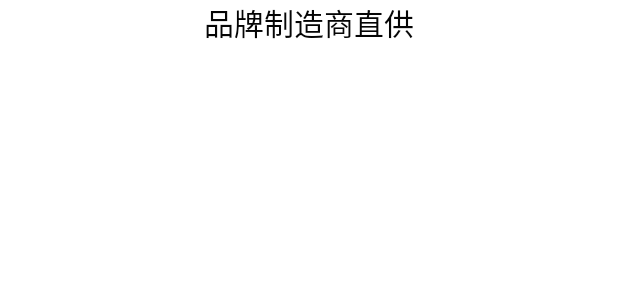
After one commit to ZhengZt0627/1224porject, an Android app: the layout single_itm.xml on its own in the app's theme, with its tools: preview values and no code run, on a phone screen of 412 x 824 dp. The commit adds this screen. Shown: the top 300 px of the screen. Run offline under Robolectric (Android 15) with nearby library versions, the phone set to English and light mode, and no system bars; network calls fail.

Commit message:
招商直供行了

```diff
--- a/app/src/main/res/layout/fragment_home.xml
+++ b/app/src/main/res/layout/fragment_home.xml
@@ -31,7 +31,7 @@
     <androidx.viewpager.widget.ViewPager
         android:id="@+id/vp"
         android:layout_width="match_parent"
-        android:layout_height="210dp"></androidx.viewpager.widget.ViewPager>
+        android:layout_height="170dp"></androidx.viewpager.widget.ViewPager>
     <androidx.recyclerview.widget.RecyclerView
         android:id="@+id/rlv"
         android:layout_width="match_parent"
--- /dev/null
+++ b/app/src/main/res/layout/single_itm.xml
@@ -0,0 +1,14 @@
+<?xml version="1.0" encoding="utf-8"?>
+<LinearLayout xmlns:android="http://schemas.android.com/apk/res/android"
+    android:orientation="vertical" android:layout_width="match_parent"
+    android:layout_height="match_parent"
+    android:layout_gravity="center">
+<TextView
+    android:id="@+id/tv"
+    android:text="品牌制造商直供"
+    android:gravity="center"
+    android:textColor="#050505"
+    android:textSize="20sp"
+    android:layout_width="match_parent"
+    android:layout_height="wrap_content"></TextView>
+</LinearLayout>
```
Also changed, not shown: app/src/main/java/com/example/a1224porject/adapter/TextAdapter.java (added, +54 -0 lines), app/src/main/java/com/example/a1224porject/ui/home/HomeFragment.java (+19 -4 lines).
